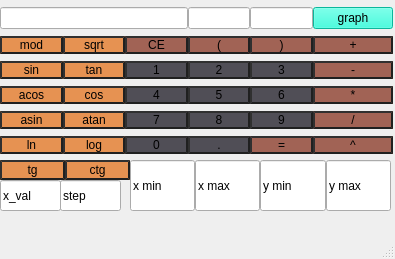
qqxasd/smart_calculator, file src/calc/mainwindow.ui: the form before one commit.
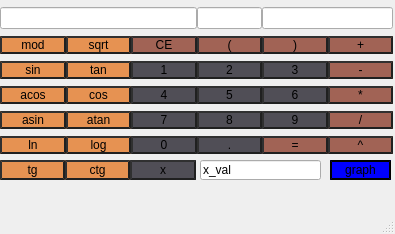
The form after the commit.

Patch:
```diff
--- a/src/calc/mainwindow.ui
+++ b/src/calc/mainwindow.ui
@@ -7,7 +7,7 @@
     <x>0</x>
     <y>0</y>
     <width>395</width>
-    <height>259</height>
+    <height>234</height>
    </rect>
   </property>
   <property name="windowTitle">
@@ -30,16 +30,6 @@
      <property name="spacing">
       <number>0</number>
      </property>
-     <item row="0" column="5">
-      <widget class="QPushButton" name="graph_button">
-       <property name="styleSheet">
-        <string notr="true">background-color: rgb(17, 255, 217);</string>
-       </property>
-       <property name="text">
-        <string>graph</string>
-       </property>
-      </widget>
-     </item>
      <item row="1" column="3">
       <widget class="QPushButton" name="r_bracket_button">
        <property name="styleSheet">
@@ -146,13 +136,6 @@
        </property>
       </widget>
      </item>
-     <item row="0" column="4">
-      <widget class="QLineEdit" name="result">
-       <property name="readOnly">
-        <bool>true</bool>
-       </property>
-      </widget>
-     </item>
      <item row="3" column="1">
       <widget class="QPushButton" name="cos_button">
        <property name="styleSheet">
@@ -588,73 +571,10 @@
        </property>
       </widget>
      </item>
-    </layout>
-   </widget>
-   <widget class="QWidget" name="horizontalLayoutWidget">
-    <property name="geometry">
-     <rect>
-      <x>130</x>
-      <y>160</y>
-      <width>261</width>
-      <height>51</height>
-     </rect>
-    </property>
-    <layout class="QHBoxLayout" name="horizontalLayout">
-     <property name="spacing">
-      <number>0</number>
-     </property>
-     <property name="sizeConstraint">
-      <enum>QLayout::SetDefaultConstraint</enum>
-     </property>
-     <item>
-      <widget class="QLineEdit" name="x_min">
-       <property name="sizePolicy">
-        <sizepolicy hsizetype="Expanding" vsizetype="Expanding">
-         <horstretch>0</horstretch>
-         <verstretch>0</verstretch>
-        </sizepolicy>
-       </property>
-       <property name="text">
-        <string>x min</string>
-       </property>
-      </widget>
-     </item>
-     <item>
-      <widget class="QLineEdit" name="x_max">
-       <property name="sizePolicy">
-        <sizepolicy hsizetype="Expanding" vsizetype="Preferred">
-         <horstretch>0</horstretch>
-         <verstretch>0</verstretch>
-        </sizepolicy>
-       </property>
-       <property name="text">
-        <string>x max</string>
-       </property>
-      </widget>
-     </item>
-     <item>
-      <widget class="QLineEdit" name="y_min">
-       <property name="sizePolicy">
-        <sizepolicy hsizetype="Expanding" vsizetype="Expanding">
-         <horstretch>0</horstretch>
-         <verstretch>0</verstretch>
-        </sizepolicy>
-       </property>
-       <property name="text">
-        <string>y min</string>
-       </property>
-      </widget>
-     </item>
-     <item>
-      <widget class="QLineEdit" name="y_max">
-       <property name="sizePolicy">
-        <sizepolicy hsizetype="Expanding" vsizetype="Expanding">
-         <horstretch>0</horstretch>
-         <verstretch>0</verstretch>
-        </sizepolicy>
-       </property>
-       <property name="text">
-        <string>y max </string>
+     <item row="0" column="4" colspan="2">
+      <widget class="QLineEdit" name="result">
+       <property name="readOnly">
+        <bool>true</bool>
        </property>
       </widget>
      </item>
@@ -711,27 +631,74 @@
    <widget class="QLineEdit" name="x_value">
     <property name="geometry">
      <rect>
-      <x>0</x>
-      <y>180</y>
-      <width>61</width>
-      <height>31</height>
+      <x>200</x>
+      <y>160</y>
+      <width>121</width>
+      <height>20</height>
      </rect>
     </property>
     <property name="text">
      <string>x_val</string>
     </property>
    </widget>
-   <widget class="QLineEdit" name="graph_step">
+   <widget class="QPushButton" name="x_button">
     <property name="geometry">
      <rect>
-      <x>60</x>
-      <y>180</y>
+      <x>130</x>
+      <y>160</y>
+      <width>66</width>
+      <height>20</height>
+     </rect>
+    </property>
+    <property name="sizePolicy">
+     <sizepolicy hsizetype="Fixed" vsizetype="Fixed">
+      <horstretch>0</horstretch>
+      <verstretch>0</verstretch>
+     </sizepolicy>
+    </property>
+    <property name="styleSheet">
+     <string notr="true">QPushButton {
+background-color: rgb(80, 78, 86);
+border-style: outset;
+border-width: 2px;
+border-color: rgb(32, 32, 32);
+}
+QPushButton:pressed{
+	border-color: white;
+}</string>
+    </property>
+    <property name="text">
+     <string>x</string>
+    </property>
+   </widget>
+   <widget class="QPushButton" name="graph_button">
+    <property name="geometry">
+     <rect>
+      <x>330</x>
+      <y>160</y>
       <width>61</width>
-      <height>31</height>
+      <height>20</height>
      </rect>
     </property>
+    <property name="sizePolicy">
+     <sizepolicy hsizetype="Fixed" vsizetype="Fixed">
+      <horstretch>0</horstretch>
+      <verstretch>0</verstretch>
+     </sizepolicy>
+    </property>
+    <property name="styleSheet">
+     <string notr="true">QPushButton {
+background-color: blue;
+border-style: outset;
+border-width: 2px;
+border-color: blacki;
+}
+QPushButton:pressed {
+border-color: white
+}</string>
+    </property>
     <property name="text">
-     <string>step</string>
+     <string>graph</string>
     </property>
    </widget>
   </widget>
```
